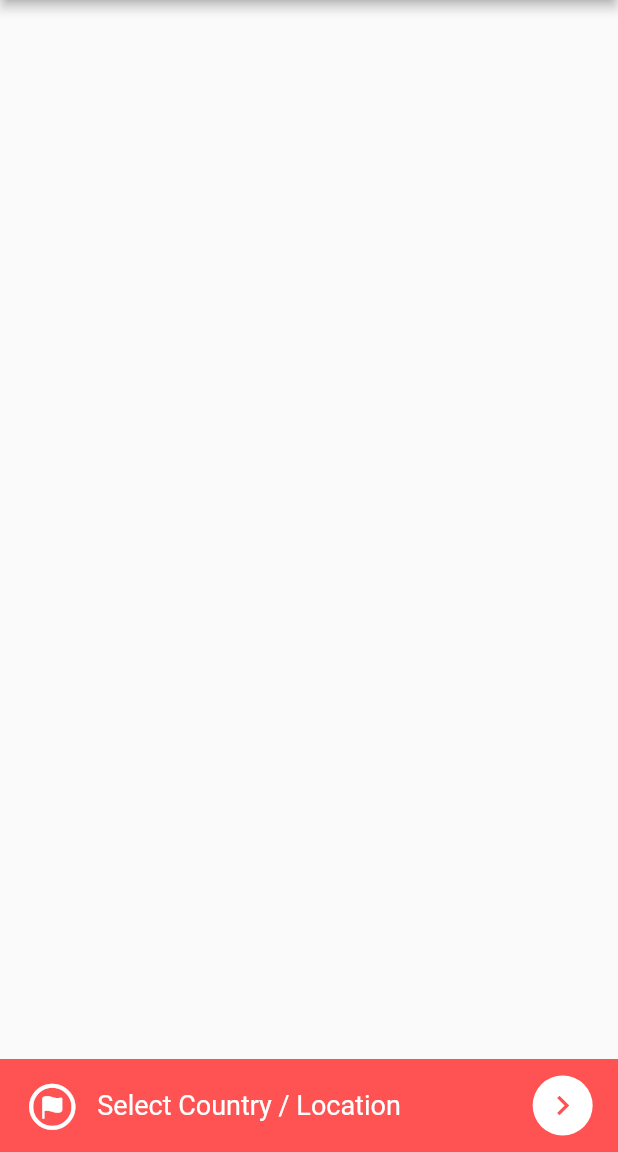
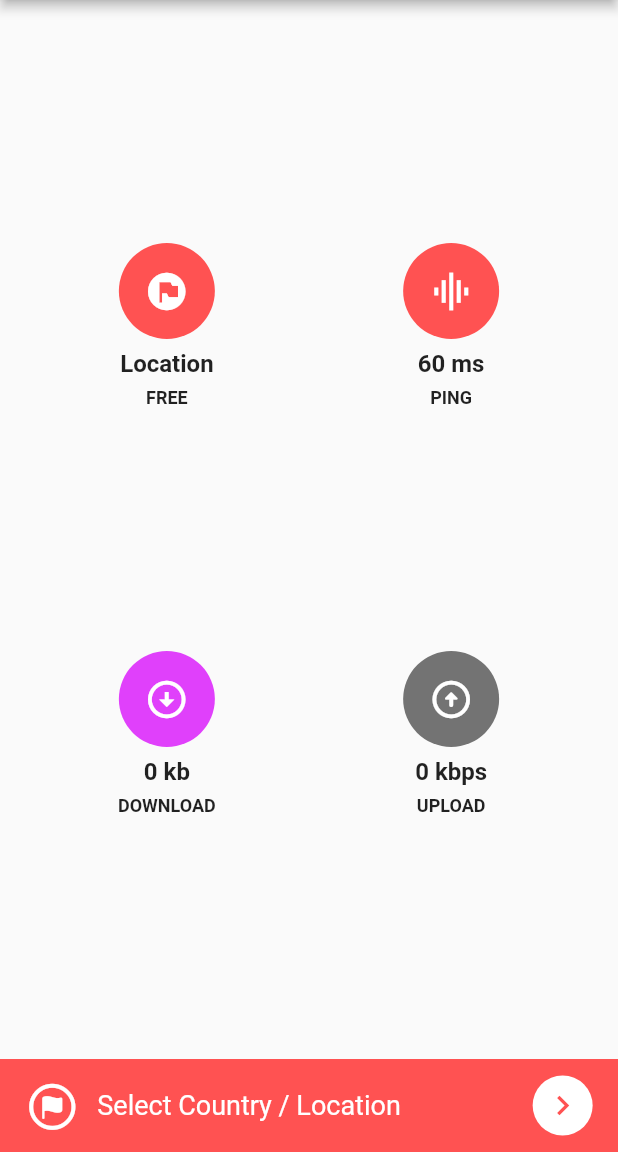
Before and after one commit to konstantingalin/flutter_vpn_basic, a Flutter app: the screen it shows after launch, on a phone screen of 412 x 824 dp, the part 84-1236 px from its top. Run offline on Flutter 3.47's test engine with Material 2 defaults, Android fonts, the light colour scheme and no system bars; our stand-ins replace get, hive_flutter; accounts and stored records are empty.

Commit message:
add custom widgets

```diff
--- a/lib/allScreens/home_screen.dart
+++ b/lib/allScreens/home_screen.dart
@@ -2,6 +2,7 @@ import 'package:flutter/cupertino.dart';
 import 'package:flutter/material.dart';
 import 'package:flutter_vpn_basic/appPreferences/app_preferences.dart';
 import 'package:flutter_vpn_basic/main.dart';
+import 'package:flutter_vpn_basic/widgets/custom_round_widget.dart';
 import 'package:get/get.dart';
 
 class HomeScreen extends StatelessWidget {
@@ -33,6 +34,76 @@ class HomeScreen extends StatelessWidget {
         ],
       ),
       bottomNavigationBar: locationSelectionBottomNavigation(context),
+      body: const Column(
+        mainAxisAlignment: MainAxisAlignment.spaceEvenly,
+        children: [
+          Row(
+            mainAxisAlignment: MainAxisAlignment.center,
+            children: [
+              CustomRoundWidget(
+                titleText: 'Location',
+                subTitleText: 'FREE',
+                roundWidgetWithIcon: CircleAvatar(
+                  radius: 32,
+                  backgroundColor: Colors.redAccent,
+                  child: Icon(
+                    Icons.flag_circle,
+                    size: 30,
+                    color: Colors.white,
+                  ),
+                ),
+              ),
+              CustomRoundWidget(
+                titleText: '60 ms',
+                subTitleText: 'PING',
+                roundWidgetWithIcon: CircleAvatar(
+                  radius: 32,
+                  backgroundColor: Colors.redAccent,
+                  child: Icon(
+                    Icons.graphic_eq,
+                    size: 30,
+                    color: Colors.white,
+                  ),
+                ),
+              ),
+            ],
+          ),
+
+          //button connect to vpn
+
+          Row(
+            mainAxisAlignment: MainAxisAlignment.center,
+            children: [
+              CustomRoundWidget(
+                titleText: '0 kb',
+                subTitleText: 'DOWNLOAD',
+                roundWidgetWithIcon: CircleAvatar(
+                  radius: 32,
+                  backgroundColor: Colors.purpleAccent,
+                  child: Icon(
+                    Icons.arrow_circle_down,
+                    size: 30,
+                    color: Colors.white,
+                  ),
+                ),
+              ),
+              CustomRoundWidget(
+                titleText: '0 kbps',
+                subTitleText: 'UPLOAD',
+                roundWidgetWithIcon: CircleAvatar(
+                  radius: 32,
+                  backgroundColor: Colors.black54,
+                  child: Icon(
+                    Icons.arrow_circle_up_rounded,
+                    size: 30,
+                    color: Colors.white,
+                  ),
+                ),
+              ),
+            ],
+          ),
+        ],
+      ),
     );
   }
 
@@ -46,8 +117,8 @@ class HomeScreen extends StatelessWidget {
             color: Colors.redAccent,
             padding: EdgeInsets.symmetric(horizontal: sizeScreen.width * 0.041),
             height: 62,
-            child: Row(
-              children: const [
+            child: const Row(
+              children: [
                 Icon(
                   CupertinoIcons.flag_circle,
                   color: Colors.white,
--- /dev/null
+++ b/lib/widgets/custom_round_widget.dart
@@ -0,0 +1,50 @@
+import 'package:flutter/material.dart';
+import 'package:flutter_vpn_basic/main.dart';
+
+class CustomRoundWidget extends StatelessWidget {
+  final String titleText;
+  final String subTitleText;
+  final Widget roundWidgetWithIcon;
+
+  const CustomRoundWidget({
+    super.key,
+    required this.titleText,
+    required this.subTitleText,
+    required this.roundWidgetWithIcon,
+  });
+
+  @override
+  Widget build(BuildContext context) {
+    sizeScreen = MediaQuery.of(context).size;
+
+    return SizedBox(
+      width: sizeScreen.width * .46,
+      child: Column(
+        children: [
+          roundWidgetWithIcon,
+          const SizedBox(
+            height: 12,
+          ),
+          Text(
+            titleText,
+            style: const TextStyle(
+              fontSize: 16,
+              fontWeight: FontWeight.w600,
+              height: .8,
+            ),
+          ),
+          const SizedBox(
+            height: 7,
+          ),
+          Text(
+            subTitleText,
+            style: const TextStyle(
+              fontSize: 12,
+              fontWeight: FontWeight.w600,
+            ),
+          ),
+        ],
+      ),
+    );
+  }
+}
```
Also changed, not shown: pubspec.lock, 3 other files.
